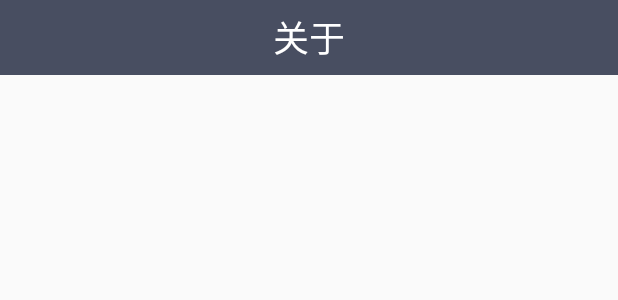
After one commit to Q3B0/CocoWeather, an Android app: the layout activity_about.xml on its own in the app's theme, with its tools: preview values and no code run, on a phone screen of 412 x 824 dp. The commit adds this screen. Shown: the top 300 px of the screen. Run offline under Robolectric (Android 15) with nearby library versions, the phone set to English and light mode, and no system bars.

```diff
--- /dev/null
+++ b/app/src/main/res/layout/activity_about.xml
@@ -0,0 +1,22 @@
+<?xml version="1.0" encoding="utf-8"?>
+<LinearLayout xmlns:android="http://schemas.android.com/apk/res/android"
+    xmlns:tools="http://schemas.android.com/tools"
+    android:layout_width="match_parent"
+    android:layout_height="match_parent"
+    android:orientation="vertical"
+    tools:context="com.example.jaylen.cocoweather.activity.AboutActivity">
+    <RelativeLayout
+        android:layout_width="match_parent"
+        android:layout_height="50dp"
+        android:background="#484E61">
+        <TextView
+            android:id= "@+id/title_text"
+            android:layout_width="wrap_content"
+            android:layout_height="wrap_content"
+            android:layout_centerInParent="true"
+            android:textColor="#FFF"
+            android:textSize="24sp"
+            android:text="关于"/>
+    </RelativeLayout>
+
+</LinearLayout>
--- /dev/null
+++ b/app/src/main/res/values-w820dp/dimens.xml
@@ -0,0 +1,6 @@
+<resources>
+    <!-- Example customization of dimensions originally defined in res/values/dimens.xml
+         (such as screen margins) for screens with more than 820dp of available width. This
+         would include 7" and 10" devices in landscape (~960dp and ~1280dp respectively). -->
+    <dimen name="activity_horizontal_margin">64dp</dimen>
+</resources>
--- /dev/null
+++ b/app/src/main/res/values/dimens.xml
@@ -0,0 +1,5 @@
+<resources>
+    <!-- Default screen margins, per the Android Design guidelines. -->
+    <dimen name="activity_horizontal_margin">16dp</dimen>
+    <dimen name="activity_vertical_margin">16dp</dimen>
+</resources>
--- a/app/src/main/res/values/strings.xml
+++ b/app/src/main/res/values/strings.xml
@@ -1,3 +1,5 @@
 <resources>
     <string name="app_name">可可天气</string>
+    <string name="ApiTooken">1052c8add3e1114ed7b9bb2b9d910e96</string>
+    <string name="AppID">563dbde9748aac1fcf000002</string>
 </resources>
```
Also changed, not shown: app/src/main/AndroidManifest.xml (+34 -27 lines), app/src/main/java/com/example/jaylen/cocoweather/activity/AboutActivity.java (added, +18 -0 lines), app/src/main/java/com/example/jaylen/cocoweather/activity/WeatherActivity.java (+81 -0 lines), app/src/main/res/menu/main.xml (added, +9 -0 lines).
